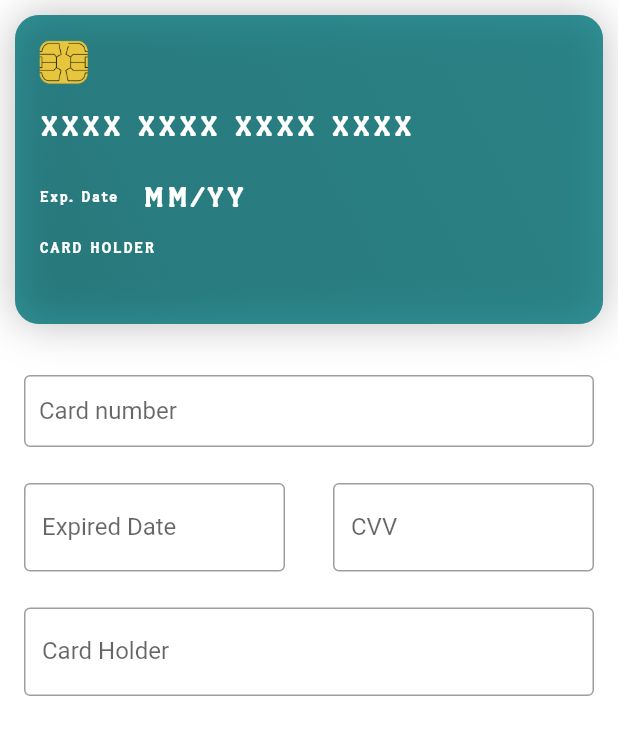
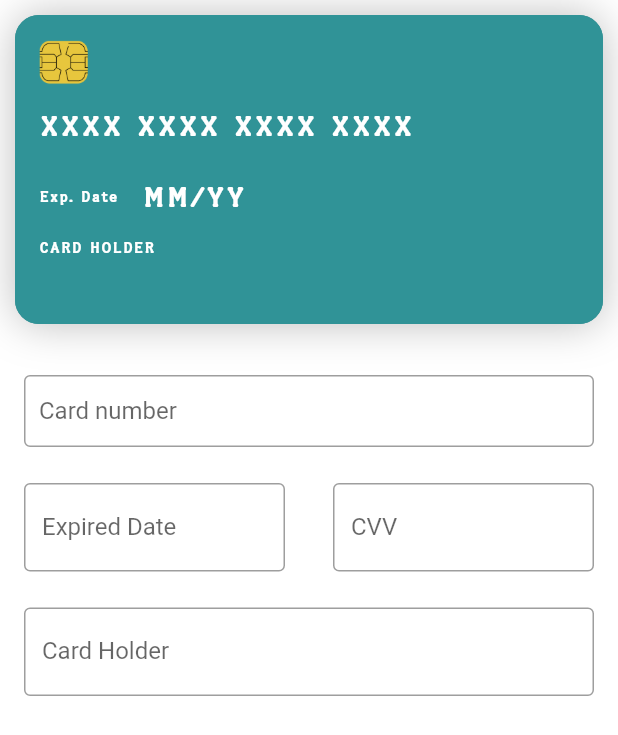
Before and after one commit to erluxman/credit-card, a Flutter app: the screen it shows after launch, on a phone screen of 412 x 824 dp. Shown: the top 735 px of the screen. Run offline on Flutter 3.47's test engine with Material 2 defaults, Android fonts, the phone set to English and light mode, and no system bars; our stand-ins replace device_preview.

Commit message:
update card background color

```diff
--- a/lib/credit_card_form.dart
+++ b/lib/credit_card_form.dart
@@ -175,12 +175,11 @@ class _CreditCardFormState extends State<CreditCardForm> {
                               color: widget.textColor,
                             )
                           : widget.textStyle,
-                      decoration: widget.expiryDateInputDecoration == null
-                          ? InputDecoration(
+                      decoration: widget.expiryDateInputDecoration ??
+                          const InputDecoration(
                               border: OutlineInputBorder(),
                               labelText: 'Expired Date',
-                              hintText: 'MM/YY')
-                          : widget.expiryDateInputDecoration,
+                              hintText: 'MM/YY'),
                       keyboardType: TextInputType.number,
                     ),
                   ),
--- a/lib/credit_card_widget.dart
+++ b/lib/credit_card_widget.dart
@@ -58,16 +58,16 @@ class _CreditCardWidgetState extends State<CreditCardWidget>
     );
 
     backgroundGradientColor = LinearGradient(
-      // Where the linear gradient begins and ends
-      begin: Alignment.topRight,
-      end: Alignment.bottomLeft,
+      // // Where the linear gradient begins and ends
+      // begin: Alignment.topRight,
+      // end: Alignment.bottomLeft,
       // Add one stop for each color. Stops should increase from 0 to 1
-      stops: const <double>[0.1, 0.4, 0.7, 0.9],
+     // stops: const <double>[0.1, 0.4, 0.7, 0.9],
       colors: <Color>[
-        widget.cardBgColor.withOpacity(0.5),
-        widget.cardBgColor.withOpacity(0.45),
-        widget.cardBgColor.withOpacity(0.4),
-        widget.cardBgColor.withOpacity(0.3),
+        widget.cardBgColor,
+        widget.cardBgColor,
+        widget.cardBgColor,
+        widget.cardBgColor,
       ],
     );
 
@@ -339,7 +339,7 @@ class _CreditCardWidgetState extends State<CreditCardWidget>
                           style: TextStyle(
                             color: Colors.white,
                             fontFamily: 'halter',
-                            fontSize: widget.textSize !=null
+                            fontSize: widget.textSize != null
                                 ? widget.textSize - 5
                                 : MediaQuery.of(context).size.height * 0.01,
                             package: 'credit_card',
@@ -372,9 +372,9 @@ class _CreditCardWidgetState extends State<CreditCardWidget>
                       style: TextStyle(
                         color: Colors.white,
                         fontFamily: 'halter',
-                        fontSize: widget.textSize !=null
-                                ? widget.textSize
-                                : MediaQuery.of(context).size.height * 0.01,
+                        fontSize: widget.textSize != null
+                            ? widget.textSize
+                            : MediaQuery.of(context).size.height * 0.01,
                         package: 'credit_card',
                       ),
                     ),
@@ -482,8 +482,8 @@ class _CreditCardWidgetState extends State<CreditCardWidget>
       case CardType.visa:
         icon = Image.asset(
           'icons/visa_logo.png',
-          height: 64,
-          width: 64,
+          height: MediaQuery.of(context).size.height * 0.04,
+          width: MediaQuery.of(context).size.height * 0.04,
           package: 'credit_card',
         );
         isAmex = false;
@@ -492,8 +492,8 @@ class _CreditCardWidgetState extends State<CreditCardWidget>
       case CardType.americanExpress:
         icon = Image.asset(
           'icons/amex_logo.png',
-          height: 64,
-          width: 64,
+          height: MediaQuery.of(context).size.height * 0.04,
+          width: MediaQuery.of(context).size.height * 0.04,
           package: 'credit_card',
         );
         isAmex = true;
@@ -502,8 +502,8 @@ class _CreditCardWidgetState extends State<CreditCardWidget>
       case CardType.mastercard:
         icon = Image.asset(
           'icons/master_card.png',
-          height: 64,
-          width: 64,
+          height: MediaQuery.of(context).size.height * 0.04,
+          width: MediaQuery.of(context).size.height * 0.04,
           package: 'credit_card',
         );
         isAmex = false;
@@ -512,8 +512,8 @@ class _CreditCardWidgetState extends State<CreditCardWidget>
       case CardType.discover:
         icon = Image.asset(
           'icons/discover.png',
-          height: 64,
-          width: 64,
+          height: MediaQuery.of(context).size.height * 0.04,
+          width: MediaQuery.of(context).size.height * 0.04,
           package: 'credit_card',
         );
         isAmex = false;
@@ -521,8 +521,8 @@ class _CreditCardWidgetState extends State<CreditCardWidget>
 
       default:
         icon = Container(
-          height: 64,
-          width: 64,
+          height: MediaQuery.of(context).size.height * 0.04,
+          width: MediaQuery.of(context).size.height * 0.04,
         );
         isAmex = false;
         break;
```
